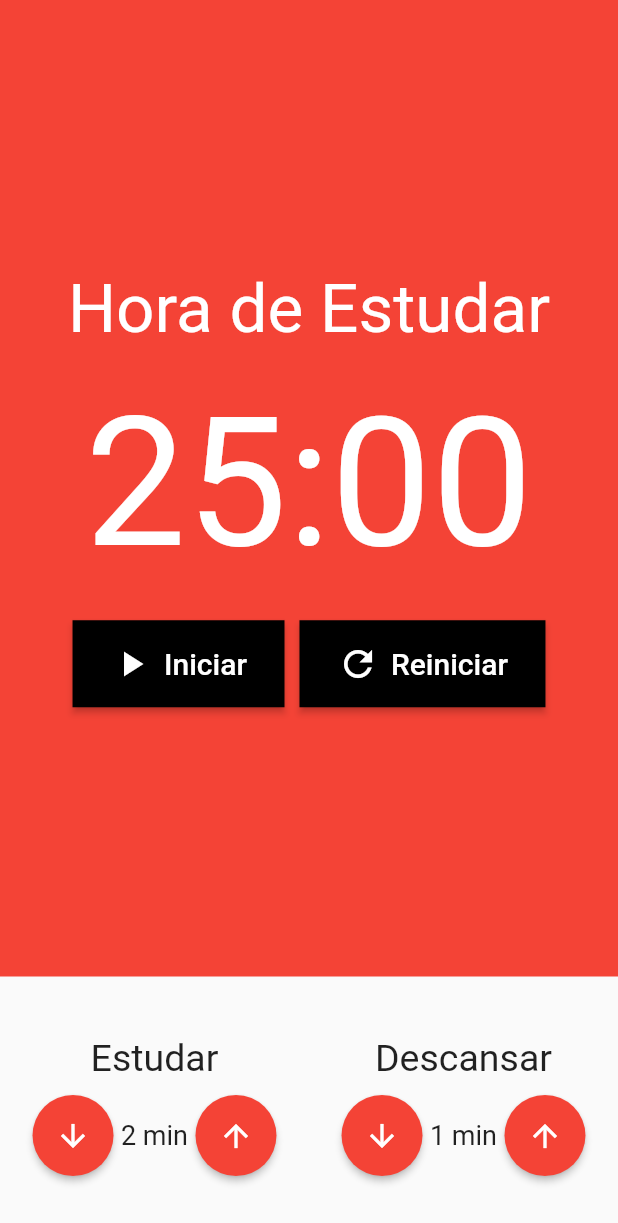
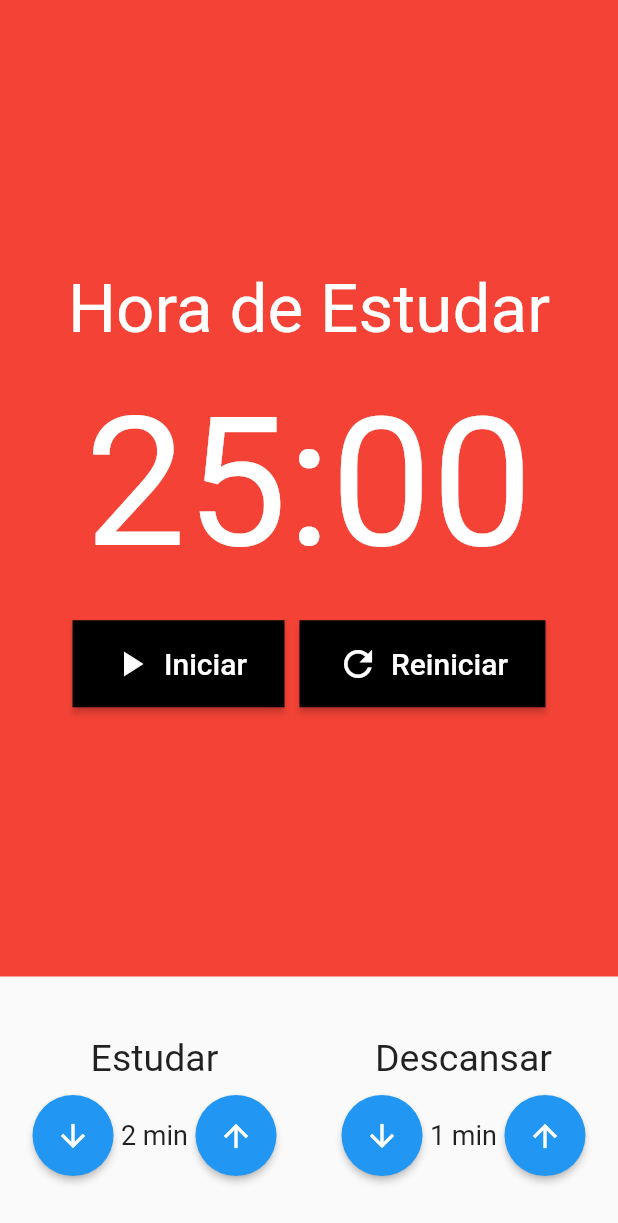
Before and after one commit to isaacscardoso/flutter-pomodoro, a Flutter app: the screen it shows after launch, on a phone screen of 412 x 824 dp. Shown: the top 1223 px of the screen. Run offline on Flutter 3.47's test engine with Material 2 defaults, Android fonts, the phone set to English and light mode, and no system bars; our stand-ins replace flutter_mobx, mobx; generated files the repository leaves out were written again.

Commit message:
Changing the logic of the button’s color property.

```diff
--- a/lib/components/custom_elevated_button.dart
+++ b/lib/components/custom_elevated_button.dart
@@ -27,7 +27,7 @@ class CustomElevatedButton extends StatelessWidget {
       style: ElevatedButton.styleFrom(
         padding: padding,
         shape: shape ?? const CircleBorder(),
-        primary: primaryColor ?? Colors.red,
+        primary: primaryColor,
       ),
       child: child ??
           (icon != null ? Icon(icon, color: iconColor ?? Colors.white) : null),
```
